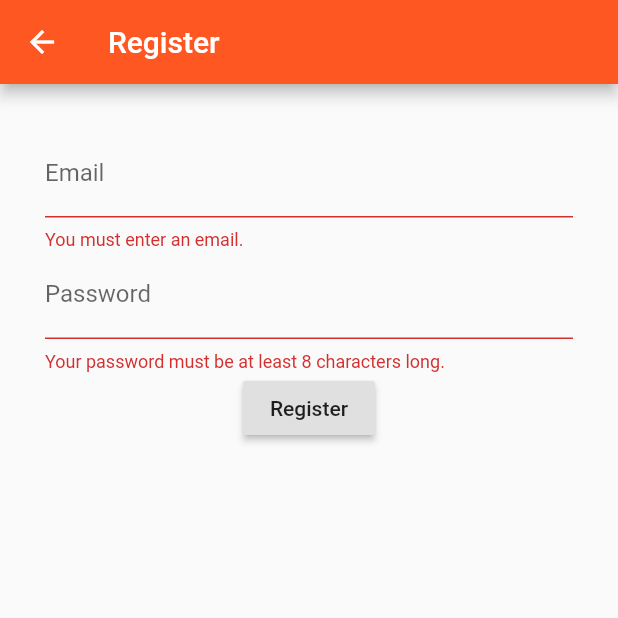
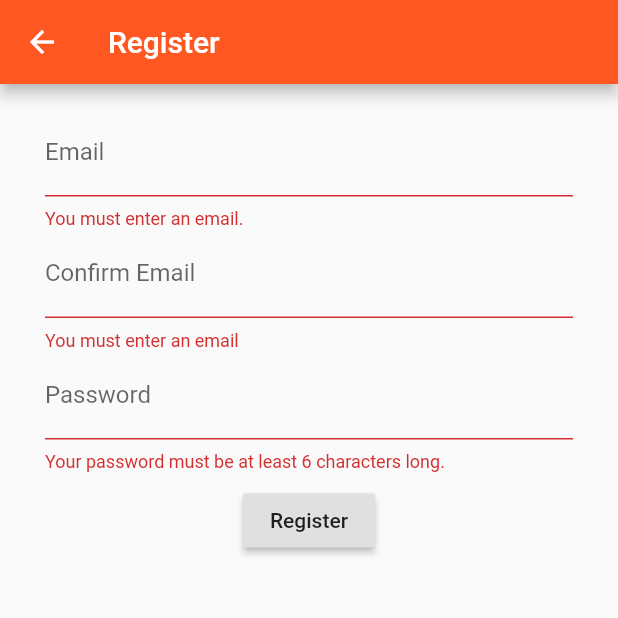
Before and after one commit to isaix/qpon, a Flutter app: the RegisterPage screen opened directly, after a tap on "Register", on a phone screen of 412 x 824 dp, the top half of it. Run offline on Flutter 3.47's test engine with Material 2 defaults, Android fonts, the phone set to English and light mode, and no system bars; our stand-ins replace firebase_auth, firebase_crashlytics; missing offline and left inert: barcode_scan; accounts and stored records are empty.

Commit message:
færdiggjort register siden, tilføjet basalt layout

```diff
--- a/lib/Login/RegisterPage.dart
+++ b/lib/Login/RegisterPage.dart
@@ -1,73 +1,155 @@
 import 'package:flutter/material.dart';
 import 'package:firebase_auth/firebase_auth.dart';
 
-class RegisterPage extends StatefulWidget{
+class RegisterPage extends StatefulWidget {
   @override
   RegisterPageState createState() => RegisterPageState();
 }
 
-class RegisterPageState extends State<RegisterPage>{
+class RegisterPageState extends State<RegisterPage> {
   final GlobalKey<FormState> _formKey = GlobalKey<FormState>();
-  String _email, _password;
+  String _email, _password, _errorMessage, _currentEmail;
 
   @override
-  Widget build(BuildContext context){
+  Widget build(BuildContext context) {
     return Scaffold(
       appBar: AppBar(
         title: Text('Register'),
       ),
       body: Form(
         key: _formKey,
-        child: Padding(
-          padding: EdgeInsets.only(left: 30.0, right: 30.0, top: 30),
-          child: Column(
+        child: ListView(
           children: <Widget>[
+            showAlert(),
+            Padding(
+              padding: EdgeInsets.only(left: 30.0, right: 30.0, top: 16.0),
+              child: Column(
+                children: <Widget>[
+                  TextFormField(
+              validator: (input) {
+                if (input.isEmpty) {
+                  return 'You must enter an email.';
+                }
+                _currentEmail = input;
+                return null;
+              },
+              onSaved: (input) => _email = input,
+              decoration: InputDecoration(labelText: 'Email'),
+            ),
             TextFormField(
-              validator: (input){
-                if(input.isEmpty){
-                  return 'You must enter an email.';
+              validator: (input) {
+                if (input.isEmpty) {
+                  return 'You must enter an email';
+                } else if (!(input == _currentEmail)) {
+                  return 'Emails must match!';
                 }
                 return null;
               },
-              onSaved: (input) => _email = input,
-              decoration: InputDecoration(
-                labelText: 'Email'
-              ),
+              decoration: InputDecoration(labelText: 'Confirm Email'),
             ),
             TextFormField(
-              validator: (input){
-                if(input.length < 8){
-                  return 'Your password must be at least 8 characters long.';
+              validator: (input) {
+                if (input.length < 6) {
+                  return 'Your password must be at least 6 characters long.';
                 }
                 return null;
               },
               onSaved: (input) => _password = input,
-              decoration: InputDecoration(
-                labelText: 'Password'),
+              decoration: InputDecoration(labelText: 'Password'),
               obscureText: true,
             ),
-            RaisedButton(
-              onPressed: login,
-              child: Text('Register'),
+            Padding(
+              padding: EdgeInsets.only(top: 8.0),
+              child: RaisedButton(
+                onPressed: register,
+                child: Text('Register'),
               ),
+            ),
+                ],
+              ),
+            ),
           ],
         ),
-          )
       ),
     );
   }
 
-  Future<void> login() async{
+  Widget showAlert() {
+    if (_errorMessage != null) {
+      return Container(
+        color: Colors.yellow,
+        width: double.infinity,
+        padding: EdgeInsets.all(8.0),
+        child: Row(
+          children: <Widget>[
+            Padding(
+              padding: EdgeInsets.only(right: 8.0),
+              child: Icon(Icons.error_outline),
+            ),
+            Expanded(child: Text(_errorMessage)),
+            Padding(
+              padding: EdgeInsets.only(left: 8.0),
+              child: IconButton(
+                icon: Icon(Icons.close),
+                onPressed: () {
+                  setState(() {
+                    _errorMessage = null;
+                  });
+                },
+              ),
+            )
+          ],
+        ),
+      );
+    }
+    return SizedBox(
+      height: 0,
+    );
+  }
+
+  void _onLoading() {
+    showDialog(
+        context: context,
+        barrierDismissible: false,
+        builder: (BuildContext context) {
+          return Dialog(
+              child: Padding(
+            padding: EdgeInsets.all(15.0),
+            child: new Row(
+              mainAxisSize: MainAxisSize.min,
+              children: <Widget>[
+                Padding(
+                  padding: EdgeInsets.only(right: 16.0),
+                  child: new CircularProgressIndicator(),
+                ),
+                new Text("Loading"),
+              ],
+            ),
+          ));
+        });
+  }
+
+  Future<void> register() async {
     final formState = _formKey.currentState;
-    if(formState.validate()){
+    if (formState.validate()) {
       formState.save();
-      try{
-        AuthResult result = await FirebaseAuth.instance.createUserWithEmailAndPassword(email: _email, password: _password);
+      _onLoading();
+      try {
+        AuthResult result = await FirebaseAuth.instance
+            .createUserWithEmailAndPassword(email: _email, password: _password);
         FirebaseUser user = result.user;
-        user.sendEmailVerification();
+        //user.sendEmailVerification();
+
+        Navigator.pop(context); //pop loading dialog
 
         Navigator.of(context).pop();
-      }catch(e){
+      } catch (e) {
+        setState(() {
+          _errorMessage = e.message;
+        });
+
+        Navigator.pop(context); //pop loading dialog
+
         print(e.message);
       }
     }
```
Also changed, not shown: lib/Login/LoginPage.dart (+4 -3 lines), lib/NavBar.dart (+12 -3 lines), lib/Views/Map.dart (+17 -4 lines), lib/Views/Profile.dart (added, +22 -0 lines), lib/Views/Scanner.dart (+5 -3 lines).
